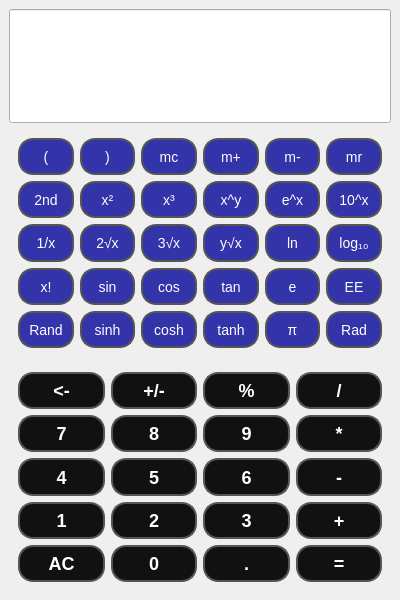
Before: the Qt Designer form proj1/p5s2/caculator.ui in nttkor/codyssey, drawn with Qt 5.
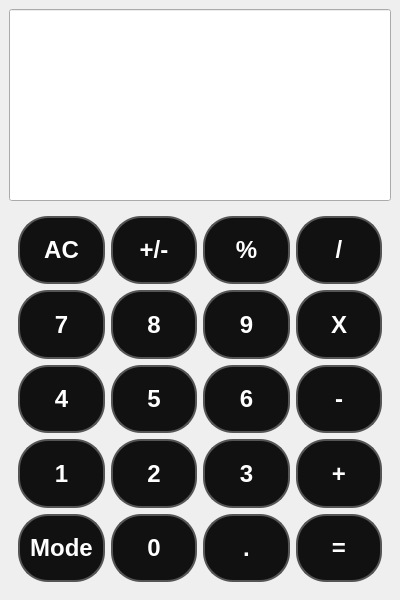
After: the same form once the commit is applied.

Commit message: mode again

```diff
--- a/proj1/p5s2/caculator.ui
+++ b/proj1/p5s2/caculator.ui
@@ -49,424 +49,6 @@
       </property>
      </widget>
     </item>
-    <item>
-     <widget class="QFrame" name="UpperButtonFrame">
-      <property name="sizePolicy">
-       <sizepolicy hsizetype="Preferred" vsizetype="Preferred">
-        <horstretch>0</horstretch>
-        <verstretch>2</verstretch>
-       </sizepolicy>
-      </property>
-      <property name="font">
-       <font>
-        <pointsize>12</pointsize>
-       </font>
-      </property>
-      <property name="styleSheet">
-       <string notr="true">QPushButton {
- 	font-size: 14px;
-    background-color: #3333aa; 
-    border: 2px solid #555555; 
-    border-radius: 15px; 
-}
-QPushButton:pressed {
-    background-color: #333333; 
-}</string>
-      </property>
-      <layout class="QGridLayout" name="gridLayoutUpper">
-       <item row="0" column="0">
-        <widget class="QPushButton" name="btn_open_paren">
-         <property name="sizePolicy">
-          <sizepolicy hsizetype="Minimum" vsizetype="Preferred">
-           <horstretch>0</horstretch>
-           <verstretch>1</verstretch>
-          </sizepolicy>
-         </property>
-         <property name="text">
-          <string>(</string>
-         </property>
-        </widget>
-       </item>
-       <item row="0" column="1">
-        <widget class="QPushButton" name="btn_close_paren">
-         <property name="sizePolicy">
-          <sizepolicy hsizetype="Minimum" vsizetype="Preferred">
-           <horstretch>0</horstretch>
-           <verstretch>1</verstretch>
-          </sizepolicy>
-         </property>
-         <property name="text">
-          <string>)</string>
-         </property>
-        </widget>
-       </item>
-       <item row="0" column="2">
-        <widget class="QPushButton" name="btn_mc">
-         <property name="sizePolicy">
-          <sizepolicy hsizetype="Minimum" vsizetype="Preferred">
-           <horstretch>0</horstretch>
-           <verstretch>1</verstretch>
-          </sizepolicy>
-         </property>
-         <property name="text">
-          <string>mc</string>
-         </property>
-        </widget>
-       </item>
-       <item row="0" column="3">
-        <widget class="QPushButton" name="btn_m_plus">
-         <property name="sizePolicy">
-          <sizepolicy hsizetype="Minimum" vsizetype="Preferred">
-           <horstretch>0</horstretch>
-           <verstretch>1</verstretch>
-          </sizepolicy>
-         </property>
-         <property name="text">
-          <string>m+</string>
-         </property>
-        </widget>
-       </item>
-       <item row="0" column="4">
-        <widget class="QPushButton" name="btn_m_minus">
-         <property name="sizePolicy">
-          <sizepolicy hsizetype="Minimum" vsizetype="Preferred">
-           <horstretch>0</horstretch>
-           <verstretch>1</verstretch>
-          </sizepolicy>
-         </property>
-         <property name="text">
-          <string>m-</string>
-         </property>
-        </widget>
-       </item>
-       <item row="0" column="5">
-        <widget class="QPushButton" name="btn_mr">
-         <property name="sizePolicy">
-          <sizepolicy hsizetype="Minimum" vsizetype="Preferred">
-           <horstretch>0</horstretch>
-           <verstretch>1</verstretch>
-          </sizepolicy>
-         </property>
-         <property name="text">
-          <string>mr</string>
-         </property>
-        </widget>
-       </item>
-       <item row="1" column="0">
-        <widget class="QPushButton" name="btn_2nd">
-         <property name="sizePolicy">
-          <sizepolicy hsizetype="Minimum" vsizetype="Preferred">
-           <horstretch>0</horstretch>
-           <verstretch>1</verstretch>
-          </sizepolicy>
-         </property>
-         <property name="text">
-          <string>2nd</string>
-         </property>
-        </widget>
-       </item>
-       <item row="1" column="1">
-        <widget class="QPushButton" name="btn_x_squared">
-         <property name="sizePolicy">
-          <sizepolicy hsizetype="Minimum" vsizetype="Preferred">
-           <horstretch>0</horstretch>
-           <verstretch>1</verstretch>
-          </sizepolicy>
-         </property>
-         <property name="text">
-          <string>x²</string>
-         </property>
-        </widget>
-       </item>
-       <item row="1" column="2">
-        <widget class="QPushButton" name="btn_x_cubed">
-         <property name="sizePolicy">
-          <sizepolicy hsizetype="Minimum" vsizetype="Preferred">
-           <horstretch>0</horstretch>
-           <verstretch>1</verstretch>
-          </sizepolicy>
-         </property>
-         <property name="text">
-          <string>x³</string>
-         </property>
-        </widget>
-       </item>
-       <item row="1" column="3">
-        <widget class="QPushButton" name="btn_x_power_y">
-         <property name="sizePolicy">
-          <sizepolicy hsizetype="Minimum" vsizetype="Preferred">
-           <horstretch>0</horstretch>
-           <verstretch>1</verstretch>
-          </sizepolicy>
-         </property>
-         <property name="text">
-          <string>x^y</string>
-         </property>
-        </widget>
-       </item>
-       <item row="1" column="4">
-        <widget class="QPushButton" name="btn_e_power_x">
-         <property name="sizePolicy">
-          <sizepolicy hsizetype="Minimum" vsizetype="Preferred">
-           <horstretch>0</horstretch>
-           <verstretch>1</verstretch>
-          </sizepolicy>
-         </property>
-         <property name="text">
-          <string>e^x</string>
-         </property>
-        </widget>
-       </item>
-       <item row="1" column="5">
-        <widget class="QPushButton" name="btn_10_power_x">
-         <property name="sizePolicy">
-          <sizepolicy hsizetype="Minimum" vsizetype="Preferred">
-           <horstretch>0</horstretch>
-           <verstretch>1</verstretch>
-          </sizepolicy>
-         </property>
-         <property name="text">
-          <string>10^x</string>
-         </property>
-        </widget>
-       </item>
-       <item row="2" column="0">
-        <widget class="QPushButton" name="btn_1_over_x">
-         <property name="sizePolicy">
-          <sizepolicy hsizetype="Minimum" vsizetype="Preferred">
-           <horstretch>0</horstretch>
-           <verstretch>1</verstretch>
-          </sizepolicy>
-         </property>
-         <property name="text">
-          <string>1/x</string>
-         </property>
-        </widget>
-       </item>
-       <item row="2" column="1">
-        <widget class="QPushButton" name="btn_2_root_x">
-         <property name="sizePolicy">
-          <sizepolicy hsizetype="Minimum" vsizetype="Preferred">
-           <horstretch>0</horstretch>
-           <verstretch>1</verstretch>
-          </sizepolicy>
-         </property>
-         <property name="text">
-          <string>2√x</string>
-         </property>
-        </widget>
-       </item>
-       <item row="2" column="2">
-        <widget class="QPushButton" name="btn_3_root_x">
-         <property name="sizePolicy">
-          <sizepolicy hsizetype="Minimum" vsizetype="Preferred">
-           <horstretch>0</horstretch>
-           <verstretch>1</verstretch>
-          </sizepolicy>
-         </property>
-         <property name="text">
-          <string>3√x</string>
-         </property>
-        </widget>
-       </item>
-       <item row="2" column="3">
-        <widget class="QPushButton" name="btn_y_root_x">
-         <property name="sizePolicy">
-          <sizepolicy hsizetype="Minimum" vsizetype="Preferred">
-           <horstretch>0</horstretch>
-           <verstretch>1</verstretch>
-          </sizepolicy>
-         </property>
-         <property name="text">
-          <string>y√x</string>
-         </property>
-        </widget>
-       </item>
-       <item row="2" column="4">
-        <widget class="QPushButton" name="btn_ln">
-         <property name="sizePolicy">
-          <sizepolicy hsizetype="Minimum" vsizetype="Preferred">
-           <horstretch>0</horstretch>
-           <verstretch>1</verstretch>
-          </sizepolicy>
-         </property>
-         <property name="text">
-          <string>ln</string>
-         </property>
-        </widget>
-       </item>
-       <item row="2" column="5">
-        <widget class="QPushButton" name="btn_log10">
-         <property name="sizePolicy">
-          <sizepolicy hsizetype="Minimum" vsizetype="Preferred">
-           <horstretch>0</horstretch>
-           <verstretch>1</verstretch>
-          </sizepolicy>
-         </property>
-         <property name="text">
-          <string>log₁₀</string>
-         </property>
-        </widget>
-       </item>
-       <item row="3" column="0">
-        <widget class="QPushButton" name="btn_x_factorial">
-         <property name="sizePolicy">
-          <sizepolicy hsizetype="Minimum" vsizetype="Preferred">
-           <horstretch>0</horstretch>
-           <verstretch>1</verstretch>
-          </sizepolicy>
-         </property>
-         <property name="text">
-          <string>x!</string>
-         </property>
-        </widget>
-       </item>
-       <item row="3" column="1">
-        <widget class="QPushButton" name="btn_sin">
-         <property name="sizePolicy">
-          <sizepolicy hsizetype="Minimum" vsizetype="Preferred">
-           <horstretch>0</horstretch>
-           <verstretch>1</verstretch>
-          </sizepolicy>
-         </property>
-         <property name="text">
-          <string>sin</string>
-         </property>
-        </widget>
-       </item>
-       <item row="3" column="2">
-        <widget class="QPushButton" name="btn_cos">
-         <property name="sizePolicy">
-          <sizepolicy hsizetype="Minimum" vsizetype="Preferred">
-           <horstretch>0</horstretch>
-           <verstretch>1</verstretch>
-          </sizepolicy>
-         </property>
-         <property name="text">
-          <string>cos</string>
-         </property>
-        </widget>
-       </item>
-       <item row="3" column="3">
-        <widget class="QPushButton" name="btn_tan">
-         <property name="sizePolicy">
-          <sizepolicy hsizetype="Minimum" vsizetype="Preferred">
-           <horstretch>0</horstretch>
-           <verstretch>1</verstretch>
-          </sizepolicy>
-         </property>
-         <property name="text">
-          <string>tan</string>
-         </property>
-        </widget>
-       </item>
-       <item row="3" column="4">
-        <widget class="QPushButton" name="btn_e">
-         <property name="sizePolicy">
-          <sizepolicy hsizetype="Minimum" vsizetype="Preferred">
-           <horstretch>0</horstretch>
-           <verstretch>1</verstretch>
-          </sizepolicy>
-         </property>
-         <property name="text">
-          <string>e</string>
-         </property>
-        </widget>
-       </item>
-       <item row="3" column="5">
-        <widget class="QPushButton" name="btn_ee">
-         <property name="sizePolicy">
-          <sizepolicy hsizetype="Minimum" vsizetype="Preferred">
-           <horstretch>0</horstretch>
-           <verstretch>1</verstretch>
-          </sizepolicy>
-         </property>
-         <property name="text">
-          <string>EE</string>
-         </property>
-        </widget>
-       </item>
-       <item row="4" column="0">
-        <widget class="QPushButton" name="btn_rand">
-         <property name="sizePolicy">
-          <sizepolicy hsizetype="Minimum" vsizetype="Preferred">
-           <horstretch>0</horstretch>
-           <verstretch>1</verstretch>
-          </sizepolicy>
-         </property>
-         <property name="text">
-          <string>Rand</string>
-         </property>
-        </widget>
-       </item>
-       <item row="4" column="1">
-        <widget class="QPushButton" name="btn_sinh">
-         <property name="sizePolicy">
-          <sizepolicy hsizetype="Minimum" vsizetype="Preferred">
-           <horstretch>0</horstretch>
-           <verstretch>1</verstretch>
-          </sizepolicy>
-         </property>
-         <property name="text">
-          <string>sinh</string>
-         </property>
-        </widget>
-       </item>
-       <item row="4" column="2">
-        <widget class="QPushButton" name="btn_cosh">
-         <property name="sizePolicy">
-          <sizepolicy hsizetype="Minimum" vsizetype="Preferred">
-           <horstretch>0</horstretch>
-           <verstretch>1</verstretch>
-          </sizepolicy>
-         </property>
-         <property name="text">
-          <string>cosh</string>
-         </property>
-        </widget>
-       </item>
-       <item row="4" column="3">
-        <widget class="QPushButton" name="btn_tanh">
-         <property name="sizePolicy">
-          <sizepolicy hsizetype="Minimum" vsizetype="Preferred">
-           <horstretch>0</horstretch>
-           <verstretch>1</verstretch>
-          </sizepolicy>
-         </property>
-         <property name="text">
-          <string>tanh</string>
-         </property>
-        </widget>
-       </item>
-       <item row="4" column="4">
-        <widget class="QPushButton" name="btn_pi">
-         <property name="sizePolicy">
-          <sizepolicy hsizetype="Minimum" vsizetype="Preferred">
-           <horstretch>0</horstretch>
-           <verstretch>1</verstretch>
-          </sizepolicy>
-         </property>
-         <property name="text">
-          <string>π</string>
-         </property>
-        </widget>
-       </item>
-       <item row="4" column="5">
-        <widget class="QPushButton" name="btn_rad">
-         <property name="sizePolicy">
-          <sizepolicy hsizetype="Minimum" vsizetype="Preferred">
-           <horstretch>0</horstretch>
-           <verstretch>1</verstretch>
-          </sizepolicy>
-         </property>
-         <property name="text">
-          <string>Rad</string>
-         </property>
-        </widget>
-       </item>
-      </layout>
-     </widget>
-    </item>
     <item>
      <widget class="QFrame" name="LowerButtonFrame">
       <property name="sizePolicy">
@@ -483,10 +65,10 @@
       </property>
       <property name="styleSheet">
        <string notr="true">QPushButton {
- 	font-size: 18px;
+ 	font-size: 24px;
     background-color: #111111; 
     border: 2px solid #555555; 
-    border-radius: 15px;
+    border-radius: 30px;
 }
 QPushButton:pressed {
     background-color: #333333; 
@@ -570,7 +152,7 @@
         </widget>
        </item>
        <item row="4" column="0">
-        <widget class="QPushButton" name="btn_ac">
+        <widget class="QPushButton" name="btn_mode">
          <property name="sizePolicy">
           <sizepolicy hsizetype="Minimum" vsizetype="Preferred">
            <horstretch>0</horstretch>
@@ -584,7 +166,7 @@
           </font>
          </property>
          <property name="text">
-          <string>AC</string>
+          <string>Mode</string>
          </property>
         </widget>
        </item>
@@ -717,7 +299,7 @@
           </font>
          </property>
          <property name="text">
-          <string>*</string>
+          <string>X</string>
          </property>
         </widget>
        </item>
@@ -741,7 +323,7 @@
         </widget>
        </item>
        <item row="0" column="0">
-        <widget class="QPushButton" name="btn_backspace">
+        <widget class="QPushButton" name="btn_ac">
          <property name="sizePolicy">
           <sizepolicy hsizetype="Minimum" vsizetype="Preferred">
            <horstretch>0</horstretch>
@@ -755,7 +337,7 @@
           </font>
          </property>
          <property name="text">
-          <string>&lt;-</string>
+          <string>AC</string>
          </property>
         </widget>
        </item>
```
